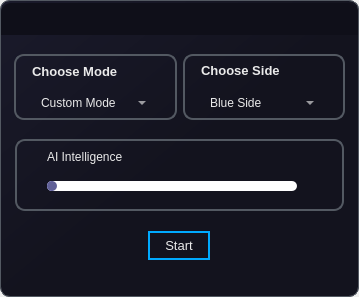
Before: the Qt Designer form ui/dialogs/open_practice_draft.ui in elian-olbz/mlbb-drafting-and-simulation-tools, drawn with Qt 5.
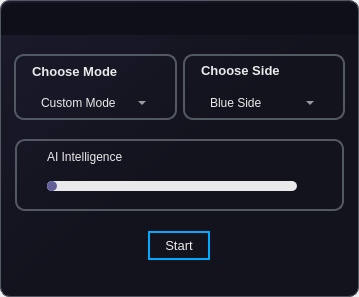
After: the same form once the commit is applied. Icons and pictures are not drawn.

Commit message: Added reset all charts and UI components. Minus button updates charts. TFLite Interpreter and quick draft csv data loaded during launch.

The edit to the form file:
```diff
--- a/ui/dialogs/open_practice_draft.ui
+++ b/ui/dialogs/open_practice_draft.ui
@@ -519,7 +519,7 @@
 
 QSlider::groove:horizontal {
     border: 0px;
-    background: white;
+    background: #eaeaea;
     height: 10px;
     border-radius: 5px;
 }
```
The commit also changes 7 other files.
